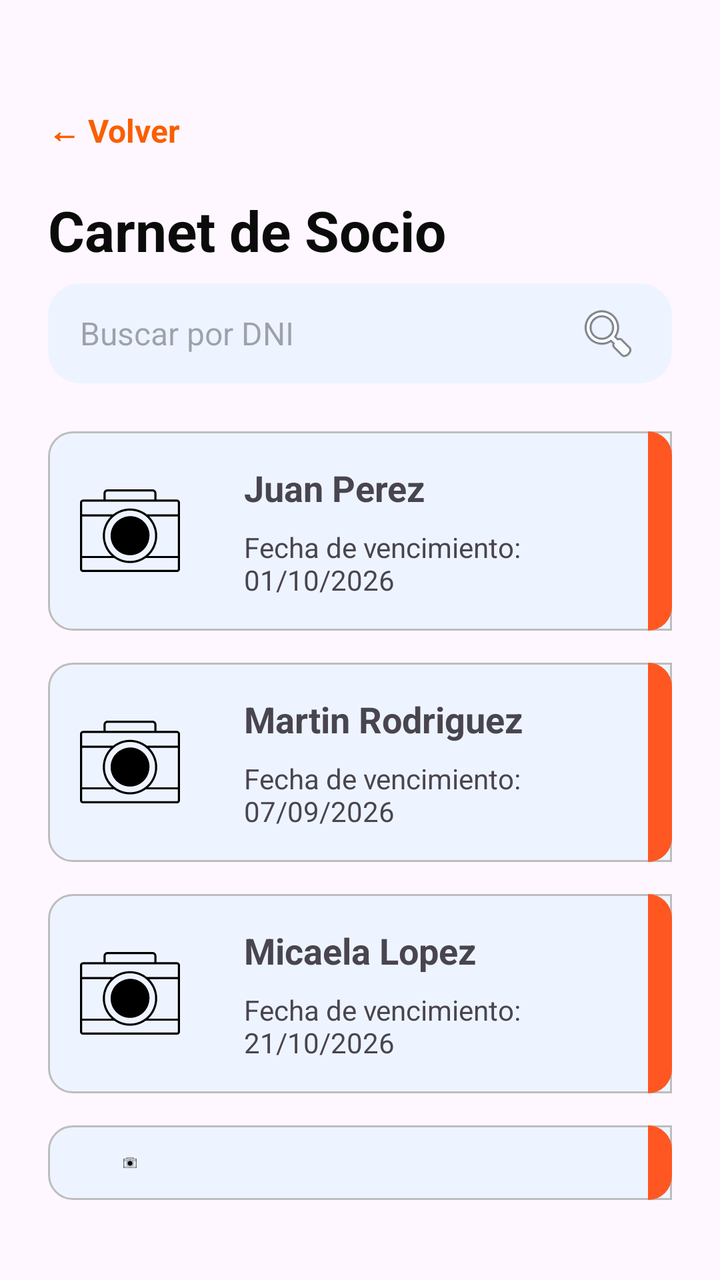
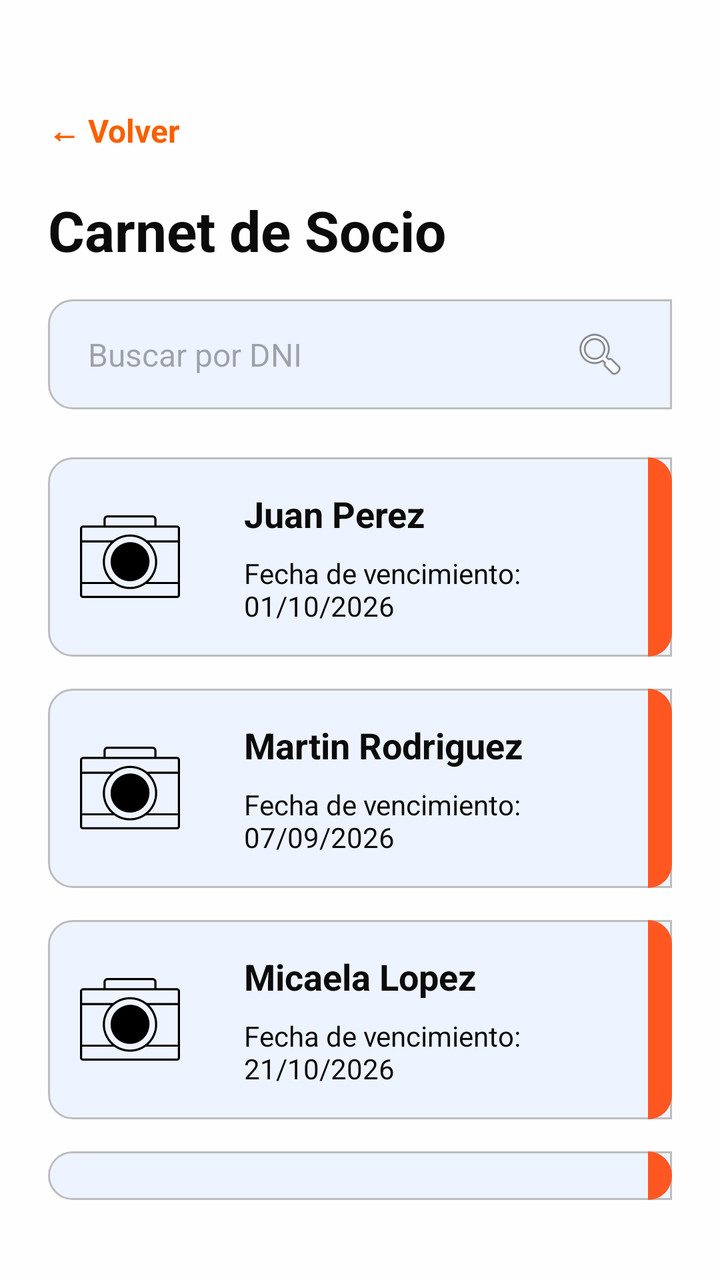

An Android layout rendered at two revisions. The XML below is the earlier revision; the diff shows what the commit changed to produce the second picture.
<!-- AndroidManifest.xml: application theme Theme.ClubFocus -->
<!-- res/layout/activity_listado_carnet.xml -->
<?xml version="1.0" encoding="utf-8"?>
<LinearLayout
    xmlns:android="http://schemas.android.com/apk/res/android"
    android:layout_width="match_parent"
    android:layout_height="match_parent"
    android:orientation="vertical"
    android:padding="24dp"
    >

    <TextView
        android:id="@+id/txtVolver"
        android:layout_width="wrap_content"
        android:layout_height="wrap_content"
        android:text="@string/btn_volver"
        android:textColor="@color/primary"
        android:textSize="16sp"
        android:textStyle="bold"
        android:layout_marginTop="30dp"
        android:layout_marginBottom="20dp"/>

    <TextView
        android:layout_width="wrap_content"
        android:layout_height="wrap_content"
        android:text="Carnet de Socio"
        android:textColor="@color/black"
        android:textSize="28sp"
        android:textStyle="bold"
        android:layout_marginBottom="8dp"/>

    <EditText
        android:id="@+id/etBuscador"
        style="@style/InputSearch"
        android:hint="Buscar por DNI"
        android:inputType="number"
        android:imeOptions="actionSearch"
        android:layout_marginBottom="24dp"
        />

    <LinearLayout
        android:layout_width="match_parent"
        android:layout_height="wrap_content"
        android:orientation="horizontal">


        <LinearLayout
            android:layout_width="match_parent"
            android:layout_height="wrap_content"
            android:orientation="horizontal"
            android:background="@drawable/bg_card_carnet"
            android:padding="0dp"
            android:layout_marginBottom="16dp">

            <ImageView
                android:layout_width="wrap_content"
                android:layout_height="wrap_content"
                android:src="@drawable/ic_camera"
                android:padding="16dp"
                android:layout_gravity="center"/>

            <LinearLayout
                android:layout_width="0dp"
                android:layout_height="wrap_content"
                android:layout_weight="1"
                android:orientation="vertical"
                android:padding="16dp">

                <TextView
                    android:layout_width="wrap_content"
                    android:layout_height="wrap_content"
                    android:text="Juan Perez"
                    android:textSize="18sp"
                    android:textStyle="bold"
                    android:layout_marginBottom="8dp"/>

                <TextView
                    android:layout_width="wrap_content"
                    android:layout_height="wrap_content"
                    android:text="Fecha de vencimiento: 01/10/2026"
                    android:textSize="14sp" />

            </LinearLayout>
            <View
                android:layout_width="12dp"
                android:layout_height="match_parent"
                android:background="@drawable/bg_card_carnet_borde" />

    </LinearLayout>

    </LinearLayout>

    <LinearLayout
        android:layout_width="match_parent"
        android:layout_height="wrap_content"
        android:orientation="horizontal"
        android:background="@drawable/bg_card_carnet"
        android:padding="0dp"
        android:layout_marginBottom="16dp">

        <LinearLayout
            android:layout_width="match_parent"
            android:layout_height="wrap_content"
            android:orientation="horizontal">

            <ImageView
                android:layout_width="wrap_content"
                android:layout_height="wrap_content"
                android:src="@drawable/ic_camera"
                android:padding="16dp"
                android:layout_gravity="center"/>

            <LinearLayout
                android:layout_width="0dp"
                android:layout_height="wrap_content"
                android:layout_weight="1"
                android:orientation="vertical"
                android:padding="16dp">

                <TextView
                    android:layout_width="wrap_content"
                    android:layout_height="wrap_content"
                    android:text="Martin Rodriguez"
                    android:textSize="18sp"
                    android:textStyle="bold"
                    android:layout_marginBottom="8dp"/>

                <TextView
                    android:layout_width="wrap_content"
                    android:layout_height="wrap_content"
                    android:text="Fecha de vencimiento: 07/09/2026"
                    android:textSize="14sp" />

            </LinearLayout>
            <View
                android:layout_width="12dp"
                android:layout_height="match_parent"
                android:background="@drawable/bg_card_carnet_borde" />

        </LinearLayout>

    </LinearLayout>

    <LinearLayout
        android:layout_width="match_parent"
        android:layout_height="wrap_content"
        android:orientation="horizontal"
        android:background="@drawable/bg_card_carnet"
        android:padding="0dp"
        android:layout_marginBottom="16dp">

        <LinearLayout
            android:layout_width="match_parent"
            android:layout_height="wrap_content"
            android:orientation="horizontal">

            <ImageView
                android:layout_width="wrap_content"
                android:layout_height="wrap_content"
                android:src="@drawable/ic_camera"
                android:padding="16dp"
                android:layout_gravity="center"/>

            <LinearLayout
                android:layout_width="0dp"
                android:layout_height="wrap_content"
                android:layout_weight="1"
                android:orientation="vertical"
                android:padding="16dp">

                <TextView
                    android:layout_width="wrap_content"
                    android:layout_height="wrap_content"
                    android:text="Micaela Lopez"
                    android:textSize="18sp"
                    android:textStyle="bold"
                    android:layout_marginBottom="8dp"/>

                <TextView
                    android:layout_width="wrap_content"
                    android:layout_height="wrap_content"
                    android:text="Fecha de vencimiento: 21/10/2026"
                    android:textSize="14sp" />

            </LinearLayout>
            <View
                android:layout_width="12dp"
                android:layout_height="match_parent"
                android:background="@drawable/bg_card_carnet_borde" />

        </LinearLayout>

    </LinearLayout>

    <LinearLayout
        android:layout_width="match_parent"
        android:layout_height="wrap_content"
        android:orientation="horizontal"
        android:background="@drawable/bg_card_carnet"
        android:padding="0dp"
        android:layout_marginBottom="16dp">

        <LinearLayout
            android:layout_width="match_parent"
            android:layout_height="wrap_content"
            android:orientation="horizontal">

            <ImageView
                android:layout_width="wrap_content"
                android:layout_height="wrap_content"
                android:src="@drawable/ic_camera"
                android:padding="16dp"
                android:layout_gravity="center"/>

            <LinearLayout
                android:layout_width="0dp"
                android:layout_height="wrap_content"
                android:layout_weight="1"
                android:orientation="vertical"
                android:padding="16dp">

                <TextView
                    android:layout_width="wrap_content"
                    android:layout_height="wrap_content"
                    android:text="Camila Andrada"
                    android:textSize="18sp"
                    android:textStyle="bold"
                    android:layout_marginBottom="8dp"/>

                <TextView
                    android:layout_width="wrap_content"
                    android:layout_height="wrap_content"
                    android:text="Fecha de vencimiento: 11/10/2026"
                    android:textSize="14sp" />

            </LinearLayout>
            <View
                android:layout_width="12dp"
                android:layout_height="match_parent"
                android:background="@drawable/bg_card_carnet_borde" />

    </LinearLayout>

</LinearLayout>

    <Button
        android:id="@+id/btnImprimirCarnet"
        style="@style/ButtonPrimaryL"
        android:layout_marginVertical="24dp"
        android:gravity="center"
        android:text="Imprimir"
        android:textAllCaps="true"/>

</LinearLayout>
<!-- resources referenced by this layout -->
<resources>
  <color name="black">#0B0B0B</color>
  <color name="primary">#f95f00</color>
  <!-- drawable bg_card_carnet (drawable) -->
  <?xml version="1.0" encoding="utf-8"?>
  <shape xmlns:android="http://schemas.android.com/apk/res/android"
      android:shape="rectangle">
  
      <solid android:color="#EEF4FF" />
  
      <stroke
          android:width="1dp"
          android:color="@color/disabled" />
      <corners
          android:topLeftRadius="12dp"
          android:bottomLeftRadius="12dp"
          android:topRightRadius="0dp"
          android:bottomRightRadius="0dp" />
  
  
  </shape>
  <!-- drawable bg_card_carnet_borde (drawable) -->
  <?xml version="1.0" encoding="utf-8"?>
  <shape xmlns:android="http://schemas.android.com/apk/res/android"
      android:shape="rectangle">
  
      <solid android:color="#FF5722" />
  
      <corners
          android:topLeftRadius="0dp"
          android:bottomLeftRadius="0dp"
          android:topRightRadius="12dp"
          android:bottomRightRadius="12dp" />
  
  
  </shape>
  <!-- drawable ic_camera: vector/xml drawable (drawable, 2473 chars, omitted) -->
  <string name="btn_volver">← Volver</string>
  <style name="ButtonPrimaryL" parent="ButtonBase">
          <item name="android:textColor">@color/white</item>
          <item name="backgroundTint">@color/primary</item>
  
      </style>
  <style name="InputSearch">
          <item name="android:layout_width">match_parent</item>
          <item name="android:layout_height">50dp</item>
          <item name="android:background">@drawable/bg_search</item>
          <item name="android:paddingHorizontal">16dp</item>
          <item name="android:layout_marginBottom">16dp</item>
          <item name="android:textColor">@color/black</item>
          <item name="android:textSize">16sp</item>
          <item name="android:drawableEnd">@android:drawable/ic_menu_search</item>
          <item name="android:drawablePadding">8dp</item>
      </style>
  <style name="Theme.ClubFocus" parent="Base.Theme.ClubFocus" />
  <color name="disabled">#BDBDBD</color>
  <style name="ButtonBase" parent="Widget.Material3.Button">
          <item name="android:layout_width">match_parent</item>
          <item name="android:layout_height">60dp</item>
  
          <item name="android:textSize">16sp</item>
          <item name="android:textStyle">bold</item>
  
          <item name="cornerRadius">12dp</item>
          <item name="strokeWidth">0dp</item>
  
          <item name="android:gravity">start|center_vertical</item>
          <item name="android:paddingStart">24dp</item>
          <item name="iconGravity">start</item>
          <item name="iconPadding">16dp</item>
          <item name="iconTint">@color/white</item>
  
      </style>
  <color name="white">#FEFEFE</color>
  <!-- drawable bg_search (drawable) -->
  <?xml version="1.0" encoding="utf-8"?>
  <shape xmlns:android="http://schemas.android.com/apk/res/android"
      android:shape="rectangle">
  
      <solid android:color="#EEF4FF" />
  
      <corners android:radius="16dp" />
  
  </shape>
  <style name="Base.Theme.ClubFocus" parent="Theme.Material3.DayNight.NoActionBar">
          
          
      </style>
</resources>

<!-- the commit's change to res/layout/activity_listado_carnet.xml (unified diff, before → after) -->
@@ -5,8 +5,9 @@
     android:layout_height="match_parent"
     android:orientation="vertical"
     android:padding="24dp"
-    >
-
+    android:background="@color/white">
+
+    
     <TextView
         android:id="@+id/txtVolver"
         android:layout_width="wrap_content"
@@ -16,8 +17,11 @@
         android:textSize="16sp"
         android:textStyle="bold"
         android:layout_marginTop="30dp"
-        android:layout_marginBottom="20dp"/>
-
+        android:layout_marginBottom="20dp"
+        android:clickable="true"
+        android:focusable="true" />
+
+    
     <TextView
         android:layout_width="wrap_content"
         android:layout_height="wrap_content"
@@ -25,228 +29,264 @@
         android:textColor="@color/black"
         android:textSize="28sp"
         android:textStyle="bold"
-        android:layout_marginBottom="8dp"/>
-
-    <EditText
-        android:id="@+id/etBuscador"
-        style="@style/InputSearch"
-        android:hint="Buscar por DNI"
-        android:inputType="number"
-        android:imeOptions="actionSearch"
-        android:layout_marginBottom="24dp"
-        />
-
-    <LinearLayout
-        android:layout_width="match_parent"
-        android:layout_height="wrap_content"
-        android:orientation="horizontal">
-
-
-        <LinearLayout
-            android:layout_width="match_parent"
-            android:layout_height="wrap_content"
-            android:orientation="horizontal"
-            android:background="@drawable/bg_card_carnet"
-            android:padding="0dp"
-            android:layout_marginBottom="16dp">
-
-            <ImageView
-                android:layout_width="wrap_content"
-                android:layout_height="wrap_content"
-                android:src="@drawable/ic_camera"
-                android:padding="16dp"
-                android:layout_gravity="center"/>
-
-            <LinearLayout
-                android:layout_width="0dp"
-                android:layout_height="wrap_content"
-                android:layout_weight="1"
-                android:orientation="vertical"
-                android:padding="16dp">
-
-                <TextView
-                    android:layout_width="wrap_content"
-                    android:layout_height="wrap_content"
-                    android:text="Juan Perez"
-                    android:textSize="18sp"
-                    android:textStyle="bold"
-                    android:layout_marginBottom="8dp"/>
-
-                <TextView
-                    android:layout_width="wrap_content"
-                    android:layout_height="wrap_content"
-                    android:text="Fecha de vencimiento: 01/10/2026"
-                    android:textSize="14sp" />
-
-            </LinearLayout>
-            <View
-                android:layout_width="12dp"
-                android:layout_height="match_parent"
-                android:background="@drawable/bg_card_carnet_borde" />
-
-    </LinearLayout>
-
-    </LinearLayout>
-
-    <LinearLayout
-        android:layout_width="match_parent"
-        android:layout_height="wrap_content"
-        android:orientation="horizontal"
-        android:background="@drawable/bg_card_carnet"
-        android:padding="0dp"
-        android:layout_marginBottom="16dp">
-
-        <LinearLayout
-            android:layout_width="match_parent"
-            android:layout_height="wrap_content"
-            android:orientation="horizontal">
-
-            <ImageView
-                android:layout_width="wrap_content"
-                android:layout_height="wrap_content"
-                android:src="@drawable/ic_camera"
-                android:padding="16dp"
-                android:layout_gravity="center"/>
-
-            <LinearLayout
-                android:layout_width="0dp"
-                android:layout_height="wrap_content"
-                android:layout_weight="1"
-                android:orientation="vertical"
-                android:padding="16dp">
-
-                <TextView
-                    android:layout_width="wrap_content"
-                    android:layout_height="wrap_content"
-                    android:text="Martin Rodriguez"
-                    android:textSize="18sp"
-                    android:textStyle="bold"
-                    android:layout_marginBottom="8dp"/>
-
-                <TextView
-                    android:layout_width="wrap_content"
-                    android:layout_height="wrap_content"
-                    android:text="Fecha de vencimiento: 07/09/2026"
-                    android:textSize="14sp" />
-
-            </LinearLayout>
-            <View
-                android:layout_width="12dp"
-                android:layout_height="match_parent"
-                android:background="@drawable/bg_card_carnet_borde" />
-
-        </LinearLayout>
-
-    </LinearLayout>
-
-    <LinearLayout
-        android:layout_width="match_parent"
-        android:layout_height="wrap_content"
-        android:orientation="horizontal"
-        android:background="@drawable/bg_card_carnet"
-        android:padding="0dp"
-        android:layout_marginBottom="16dp">
-
-        <LinearLayout
-            android:layout_width="match_parent"
-            android:layout_height="wrap_content"
-            android:orientation="horizontal">
-
-            <ImageView
-                android:layout_width="wrap_content"
-                android:layout_height="wrap_content"
-                android:src="@drawable/ic_camera"
-                android:padding="16dp"
-                android:layout_gravity="center"/>
-
-            <LinearLayout
-                android:layout_width="0dp"
-                android:layout_height="wrap_content"
-                android:layout_weight="1"
-                android:orientation="vertical"
-                android:padding="16dp">
-
-                <TextView
-                    android:layout_width="wrap_content"
-                    android:layout_height="wrap_content"
-                    android:text="Micaela Lopez"
-                    android:textSize="18sp"
-                    android:textStyle="bold"
-                    android:layout_marginBottom="8dp"/>
-
-                <TextView
-                    android:layout_width="wrap_content"
-                    android:layout_height="wrap_content"
-                    android:text="Fecha de vencimiento: 21/10/2026"
-                    android:textSize="14sp" />
-
-            </LinearLayout>
-            <View
-                android:layout_width="12dp"
-                android:layout_height="match_parent"
-                android:background="@drawable/bg_card_carnet_borde" />
-
-        </LinearLayout>
-
-    </LinearLayout>
-
-    <LinearLayout
-        android:layout_width="match_parent"
-        android:layout_height="wrap_content"
-        android:orientation="horizontal"
-        android:background="@drawable/bg_card_carnet"
-        android:padding="0dp"
-        android:layout_marginBottom="16dp">
-
-        <LinearLayout
-            android:layout_width="match_parent"
-            android:layout_height="wrap_content"
-            android:orientation="horizontal">
-
-            <ImageView
-                android:layout_width="wrap_content"
-                android:layout_height="wrap_content"
-                android:src="@drawable/ic_camera"
-                android:padding="16dp"
-                android:layout_gravity="center"/>
-
-            <LinearLayout
-                android:layout_width="0dp"
-                android:layout_height="wrap_content"
-                android:layout_weight="1"
-                android:orientation="vertical"
-                android:padding="16dp">
-
-                <TextView
-                    android:layout_width="wrap_content"
-                    android:layout_height="wrap_content"
-                    android:text="Camila Andrada"
-                    android:textSize="18sp"
-                    android:textStyle="bold"
-                    android:layout_marginBottom="8dp"/>
-
-                <TextView
-                    android:layout_width="wrap_content"
-                    android:layout_height="wrap_content"
-                    android:text="Fecha de vencimiento: 11/10/2026"
-                    android:textSize="14sp" />
-
-            </LinearLayout>
-            <View
-                android:layout_width="12dp"
-                android:layout_height="match_parent"
-                android:background="@drawable/bg_card_carnet_borde" />
-
-    </LinearLayout>
-
-</LinearLayout>
-
+        android:layout_marginBottom="16dp" />
+
+    
+    <LinearLayout
+        android:layout_width="match_parent"
+        android:layout_height="wrap_content"
+        android:orientation="horizontal"
+        android:gravity="center_vertical"
+        android:background="@drawable/bg_card_carnet"
+        android:paddingStart="12dp"
+        android:paddingEnd="12dp"
+        android:layout_marginBottom="24dp">
+
+        <EditText
+            android:id="@+id/etBuscador"
+            android:layout_width="0dp"
+            android:layout_height="55dp"
+            android:layout_weight="1"
+            android:hint="Buscar por DNI"
+            android:inputType="number"
+            android:imeOptions="actionSearch"
+            android:background="@android:color/transparent"
+            android:textSize="16sp"
+            android:padding="8dp" />
+
+        <ImageView
+            android:id="@+id/btnBuscar"
+            android:layout_width="48dp"
+            android:layout_height="48dp"
+            android:src="@android:drawable/ic_menu_search"
+            android:padding="10dp"
+            android:clickable="true"
+            android:focusable="true"
+            android:contentDescription="Buscar" />
+
+    </LinearLayout>
+
+    
+    <LinearLayout
+        android:id="@+id/carnetJuan"
+        android:layout_width="match_parent"
+        android:layout_height="wrap_content"
+        android:orientation="horizontal"
+        android:background="@drawable/bg_card_carnet"
+        android:padding="0dp"
+        android:layout_marginBottom="16dp"
+        android:clickable="true"
+        android:focusable="true">
+
+        <ImageView
+            android:layout_width="wrap_content"
+            android:layout_height="wrap_content"
+            android:src="@drawable/ic_camera"
+            android:padding="16dp"
+            android:layout_gravity="center"
+            android:contentDescription="Foto del socio" />
+
+        <LinearLayout
+            android:layout_width="0dp"
+            android:layout_height="wrap_content"
+            android:layout_weight="1"
+            android:orientation="vertical"
+            android:padding="16dp">
+
+            <TextView
+                android:layout_width="wrap_content"
+                android:layout_height="wrap_content"
+                android:text="Juan Perez"
+                android:textSize="18sp"
+                android:textStyle="bold"
+                android:textColor="@color/black"
+                android:layout_marginBottom="8dp" />
+
+            <TextView
+                android:layout_width="wrap_content"
+                android:layout_height="wrap_content"
+                android:text="Fecha de vencimiento: 01/10/2026"
+                android:textSize="14sp"
+                android:textColor="@color/black" />
+
+        </LinearLayout>
+
+        <View
+            android:layout_width="12dp"
+            android:layout_height="match_parent"
+            android:background="@drawable/bg_card_carnet_borde" />
+
+    </LinearLayout>
+
+
+    
+    <LinearLayout
+        android:id="@+id/carnetMartin"
+        android:layout_width="match_parent"
+        android:layout_height="wrap_content"
+        android:orientation="horizontal"
+        android:background="@drawable/bg_card_carnet"
+        android:padding="0dp"
+        android:layout_marginBottom="16dp"
+        android:clickable="true"
+        android:focusable="true">
+
+        <ImageView
+            android:layout_width="wrap_content"
+            android:layout_height="wrap_content"
+            android:src="@drawable/ic_camera"
+            android:padding="16dp"
+            android:layout_gravity="center"
+            android:contentDescription="Foto del socio" />
+
+        <LinearLayout
+            android:layout_width="0dp"
+            android:layout_height="wrap_content"
+            android:layout_weight="1"
+            android:orientation="vertical"
+            android:padding="16dp">
+
+            <TextView
+                android:layout_width="wrap_content"
+                android:layout_height="wrap_content"
+                android:text="Martin Rodriguez"
+                android:textSize="18sp"
+                android:textStyle="bold"
+                android:textColor="@color/black"
+                android:layout_marginBottom="8dp" />
+
+            <TextView
+                android:layout_width="wrap_content"
+                android:layout_height="wrap_content"
+                android:text="Fecha de vencimiento: 07/09/2026"
+                android:textSize="14sp"
+                android:textColor="@color/black" />
+
+        </LinearLayout>
+
+        <View
+            android:layout_width="12dp"
+            android:layout_height="match_parent"
+            android:background="@drawable/bg_card_carnet_borde" />
+
+    </LinearLayout>
+
+
+    
+    <LinearLayout
+        android:id="@+id/carnetMicaela"
+        android:layout_width="match_parent"
+        android:layout_height="wrap_content"
+        android:orientation="horizontal"
+        android:background="@drawable/bg_card_carnet"
+        android:padding="0dp"
+        android:layout_marginBottom="16dp"
+        android:clickable="true"
+        android:focusable="true">
+
+        <ImageView
+            android:layout_width="wrap_content"
+            android:layout_height="wrap_content"
+            android:src="@drawable/ic_camera"
+            android:padding="16dp"
+            android:layout_gravity="center"
+            android:contentDescription="Foto del socio" />
+
+        <LinearLayout
+            android:layout_width="0dp"
+            android:layout_height="wrap_content"
+            android:layout_weight="1"
+            android:orientation="vertical"
+            android:padding="16dp">
+
+            <TextView
+                android:layout_width="wrap_content"
+                android:layout_height="wrap_content"
+                android:text="Micaela Lopez"
+                android:textSize="18sp"
+                android:textStyle="bold"
+                android:textColor="@color/black"
+                android:layout_marginBottom="8dp" />
+
+            <TextView
+                android:layout_width="wrap_content"
+                android:layout_height="wrap_content"
+                android:text="Fecha de vencimiento: 21/10/2026"
+                android:textSize="14sp"
+                android:textColor="@color/black" />
+
+        </LinearLayout>
+
+        <View
+            android:layout_width="12dp"
+            android:layout_height="match_parent"
+            android:background="@drawable/bg_card_carnet_borde" />
+
+    </LinearLayout>
+
+
+    
+    <LinearLayout
+        android:id="@+id/carnetCamila"
+        android:layout_width="match_parent"
+        android:layout_height="wrap_content"
+        android:orientation="horizontal"
+        android:background="@drawable/bg_card_carnet"
+        android:padding="0dp"
+        android:layout_marginBottom="16dp"
+        android:clickable="true"
+        android:focusable="true">
+
+        <ImageView
+            android:layout_width="wrap_content"
+            android:layout_height="wrap_content"
+            android:src="@drawable/ic_camera"
+            android:padding="16dp"
+            android:layout_gravity="center"
+            android:contentDescription="Foto del socio" />
+
+        <LinearLayout
+            android:layout_width="0dp"
+            android:layout_height="wrap_content"
+            android:layout_weight="1"
+            android:orientation="vertical"
+            android:padding="16dp">
+
+            <TextView
+                android:layout_width="wrap_content"
+                android:layout_height="wrap_content"
+                android:text="Camila Andrada"
+                android:textSize="18sp"
+                android:textStyle="bold"
+                android:textColor="@color/black"
+                android:layout_marginBottom="8dp" />
+
+            <TextView
+                android:layout_width="wrap_content"
+                android:layout_height="wrap_content"
+                android:text="Fecha de vencimiento: 11/10/2026"
+                android:textSize="14sp"
+                android:textColor="@color/black" />
+
+        </LinearLayout>
+
+        <View
+            android:layout_width="12dp"
+            android:layout_height="match_parent"
+            android:background="@drawable/bg_card_carnet_borde" />
+
+    </LinearLayout>
+
+
+    
     <Button
         android:id="@+id/btnImprimirCarnet"
         style="@style/ButtonPrimaryL"
+        android:layout_width="match_parent"
+        android:layout_height="wrap_content"
         android:layout_marginVertical="24dp"
         android:gravity="center"
         android:text="Imprimir"
-        android:textAllCaps="true"/>
+        android:textAllCaps="true" />
 
 </LinearLayout>
<!-- resource entries referenced after the edit -->
@@ -2,6 +2,7 @@
 <resources>
   <color name="black">#0B0B0B</color>
   <color name="primary">#f95f00</color>
+  <color name="white">#FEFEFE</color>
   <!-- drawable bg_card_carnet (drawable) -->
   <?xml version="1.0" encoding="utf-8"?>
   <shape xmlns:android="http://schemas.android.com/apk/res/android"
@@ -42,17 +43,6 @@
           <item name="backgroundTint">@color/primary</item>
   
       </style>
-  <style name="InputSearch">
-          <item name="android:layout_width">match_parent</item>
-          <item name="android:layout_height">50dp</item>
-          <item name="android:background">@drawable/bg_search</item>
-          <item name="android:paddingHorizontal">16dp</item>
-          <item name="android:layout_marginBottom">16dp</item>
-          <item name="android:textColor">@color/black</item>
-          <item name="android:textSize">16sp</item>
-          <item name="android:drawableEnd">@android:drawable/ic_menu_search</item>
-          <item name="android:drawablePadding">8dp</item>
-      </style>
   <style name="Theme.ClubFocus" parent="Base.Theme.ClubFocus" />
   <color name="disabled">#BDBDBD</color>
   <style name="ButtonBase" parent="Widget.Material3.Button">
@@ -72,17 +62,6 @@
           <item name="iconTint">@color/white</item>
   
       </style>
-  <color name="white">#FEFEFE</color>
-  <!-- drawable bg_search (drawable) -->
-  <?xml version="1.0" encoding="utf-8"?>
-  <shape xmlns:android="http://schemas.android.com/apk/res/android"
-      android:shape="rectangle">
-  
-      <solid android:color="#EEF4FF" />
-  
-      <corners android:radius="16dp" />
-  
-  </shape>
   <style name="Base.Theme.ClubFocus" parent="Theme.Material3.DayNight.NoActionBar">
           
           
